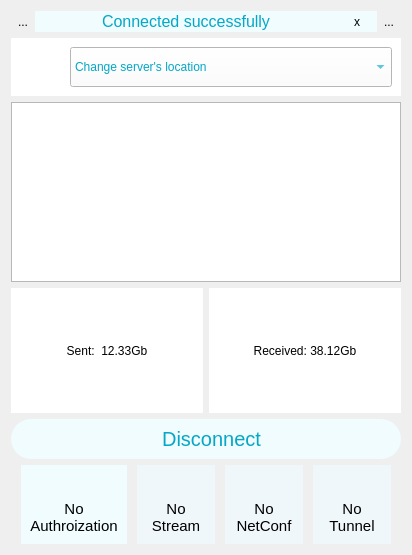
This is DapVpnGui/ui/dashboard_mobile_ver.ui in bsn5/1 as Qt 5 draws it before an edit. The edited form follows.
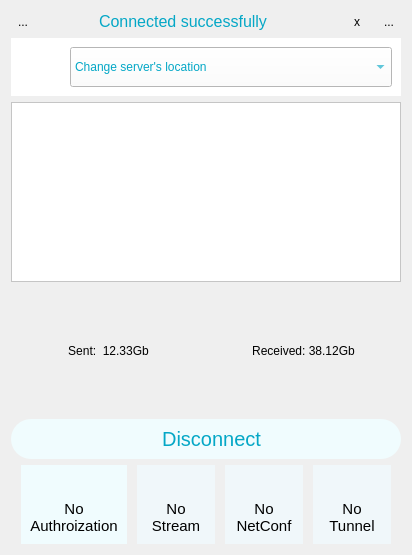
This is the edited form. Icons and pictures are not drawn.

Commit message: Add Kelvin Brand design to mobile GUI and desktop GUI fixes

Patch:
```diff
--- a/DapVpnGui/ui/dashboard_mobile_ver.ui
+++ b/DapVpnGui/ui/dashboard_mobile_ver.ui
@@ -50,6 +50,27 @@
           </widget>
          </item>
          <item>
+          <widget class="QWidget" name="bgUsername" native="true">
+           <property name="sizePolicy">
+            <sizepolicy hsizetype="Expanding" vsizetype="Minimum">
+             <horstretch>0</horstretch>
+             <verstretch>0</verstretch>
+            </sizepolicy>
+           </property>
+           <layout class="QHBoxLayout" name="horizontalLayout_7">
+            <property name="leftMargin">
+             <number>0</number>
+            </property>
+            <property name="topMargin">
+             <number>0</number>
+            </property>
+            <property name="rightMargin">
+             <number>0</number>
+            </property>
+            <property name="bottomMargin">
+             <number>0</number>
+            </property>
+            <item>
           <widget class="QLabel" name="lbMessage">
            <property name="sizePolicy">
             <sizepolicy hsizetype="Expanding" vsizetype="Minimum">
@@ -64,8 +85,7 @@
             </size>
            </property>
            <property name="styleSheet">
-            <string notr="true">background-color: rgb(240, 252, 254);
-font: 16px;
+               <string notr="true">font: 16px;
 color: rgb(4, 167, 198);</string>
            </property>
            <property name="text">
@@ -91,7 +111,7 @@
             </size>
            </property>
            <property name="styleSheet">
-            <string notr="true">background-color: rgb(240, 252, 254);</string>
+               <string notr="true"/>
            </property>
            <property name="text">
             <string>x</string>
@@ -111,6 +131,9 @@
            </property>
           </widget>
          </item>
+           </layout>
+          </widget>
+         </item>
          <item>
           <widget class="QToolButton" name="btSettings">
            <property name="text">
@@ -137,7 +160,7 @@
       </layout>
      </item>
      <item>
-      <widget class="QWidget" name="widget_6" native="true">
+      <widget class="QWidget" name="bgServers" native="true">
        <property name="styleSheet">
         <string notr="true">background-color: rgb(255, 255, 255);</string>
        </property>
@@ -234,8 +257,29 @@
            <height>180</height>
           </size>
          </property>
+         <property name="styleSheet">
+          <string notr="true">background-color: rgb(255,255,255);</string>
+         </property>
         </widget>
        </item>
+       <item>
+        <widget class="QWidget" name="bgStatistics" native="true">
+         <layout class="QHBoxLayout" name="horizontalLayout_6">
+          <property name="spacing">
+           <number>0</number>
+          </property>
+          <property name="leftMargin">
+           <number>0</number>
+          </property>
+          <property name="topMargin">
+           <number>0</number>
+          </property>
+          <property name="rightMargin">
+           <number>0</number>
+          </property>
+          <property name="bottomMargin">
+           <number>0</number>
+          </property>
        <item>
         <layout class="QHBoxLayout" name="horizontalLayout_5">
          <item>
@@ -247,7 +291,7 @@
             </sizepolicy>
            </property>
            <property name="styleSheet">
-            <string notr="true">background-color: rgb(255, 255, 255);</string>
+               <string notr="true"/>
            </property>
            <property name="text">
             <string>Sent:  12.33Gb</string>
@@ -266,7 +310,7 @@
             </sizepolicy>
            </property>
            <property name="styleSheet">
-            <string notr="true">background-color: rgb(255, 255, 255);</string>
+               <string notr="true"/>
            </property>
            <property name="text">
             <string>Received: 38.12Gb</string>
@@ -279,6 +323,9 @@
         </layout>
        </item>
       </layout>
+        </widget>
+       </item>
+      </layout>
      </item>
      <item>
       <widget class="QPushButton" name="btDisconnect">
@@ -327,7 +374,7 @@
         <number>10</number>
        </property>
        <item>
-        <widget class="QWidget" name="widget_7" native="true">
+        <widget class="QWidget" name="bgAuth" native="true">
          <property name="styleSheet">
           <string notr="true">background-color: rgb(240, 252, 254);</string>
          </property>
@@ -443,7 +490,7 @@
         </widget>
        </item>
        <item>
-        <widget class="QWidget" name="widget_8" native="true">
+        <widget class="QWidget" name="bgStream" native="true">
          <property name="styleSheet">
           <string notr="true">background-color: rgb(240, 247, 250);</string>
          </property>
@@ -559,7 +606,7 @@
         </widget>
        </item>
        <item>
-        <widget class="QWidget" name="widget_9" native="true">
+        <widget class="QWidget" name="bgNetConf" native="true">
          <property name="styleSheet">
           <string notr="true">background-color: rgb(240, 247, 250);</string>
          </property>
@@ -675,7 +722,7 @@
         </widget>
        </item>
        <item>
-        <widget class="QWidget" name="widget_10" native="true">
+        <widget class="QWidget" name="bgConnection" native="true">
          <property name="styleSheet">
           <string notr="true">background-color: rgb(240, 247, 250);</string>
          </property>
```
Lines whose indentation alone changed are shown as unchanged. The commit also changes 33 other files.
